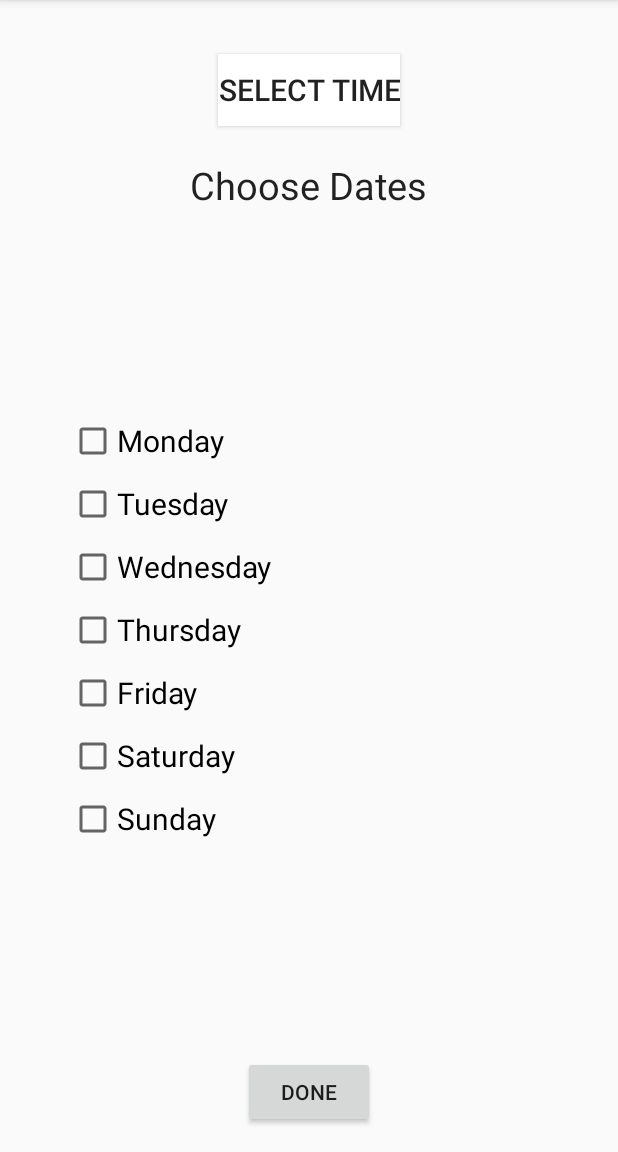
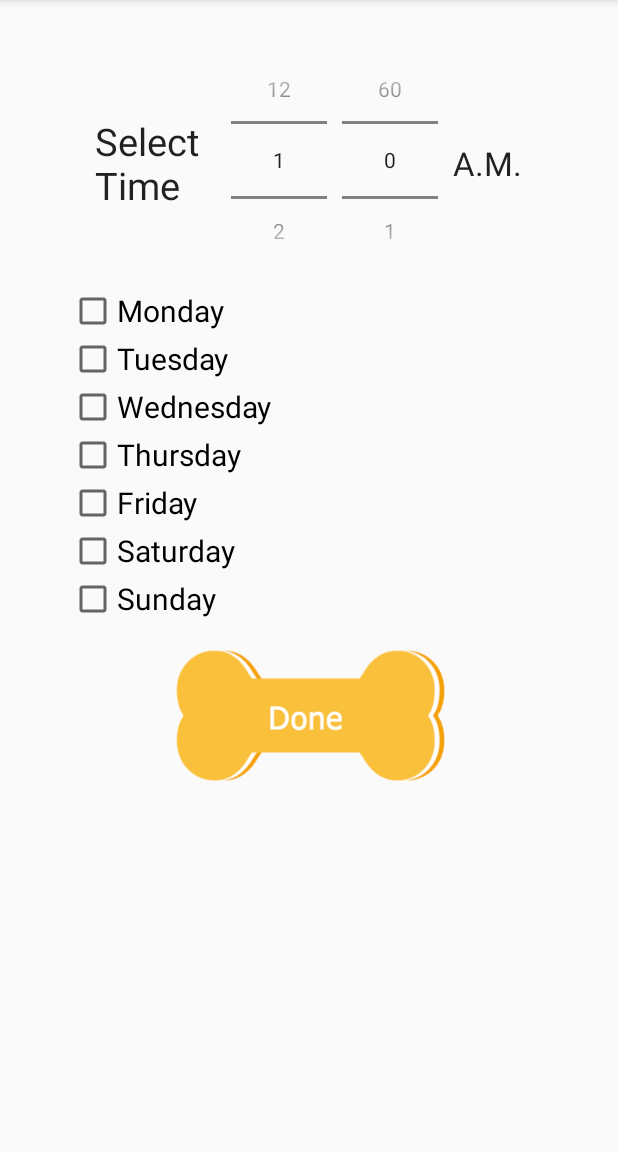
Before and after one commit to ksjung/Nibbles, an Android app: the fragment AddScheduleFragment placed in its activity, on a phone screen of 412 x 824 dp, the part 84-1236 px from its top. Run offline under Robolectric (Android 15) with nearby library versions, the light colour scheme and no system bars.

Commit message:
adding schedule

```diff
--- a/app/src/main/java/com/cmu/watchdog/nibbles/Fragments/AddScheduleFragment.java
+++ b/app/src/main/java/com/cmu/watchdog/nibbles/Fragments/AddScheduleFragment.java
@@ -3,20 +3,35 @@ package com.cmu.watchdog.nibbles.Fragments;
 import android.os.Bundle;
 import android.support.annotation.Nullable;
 import android.support.v4.app.Fragment;
+import android.support.v4.app.FragmentTransaction;
 import android.view.LayoutInflater;
 import android.view.View;
 import android.view.ViewGroup;
+import android.widget.AdapterView;
+import android.widget.Button;
+import android.widget.ImageButton;
 import android.widget.ListView;
+import android.widget.NumberPicker;
 
 import com.cmu.watchdog.nibbles.MainActivity;
 import com.cmu.watchdog.nibbles.R;
+import com.cmu.watchdog.nibbles.models.Device;
+import com.cmu.watchdog.nibbles.models.Pet;
 
 import java.sql.SQLException;
+import java.util.List;
 
 /**
  * Created by Helen on 4/5/16.
  */
 public class AddScheduleFragment extends Fragment {
+
+    Fragment frag;
+    FragmentTransaction fragTransaction;
+
+    NumberPicker hourPicker;
+    NumberPicker minutePicker;
+
     public AddScheduleFragment() {
 
     }
@@ -26,9 +41,58 @@ public class AddScheduleFragment extends Fragment {
     public View onCreateView(LayoutInflater inflater, ViewGroup container, Bundle savedInstanceState) {
         View view = inflater.inflate(R.layout.add_schedule, container, false);
 
+        MainActivity activity = (MainActivity) getActivity();
+
+        hourPicker = (NumberPicker) view.findViewById(R.id.hourPicker);
+        minutePicker = (NumberPicker) view.findViewById(R.id.minutePicker);
+
+        hourPicker.setMinValue(1); //from array first value
+        hourPicker.setMaxValue(12);
+        hourPicker.setWrapSelectorWheel(true);
+
+        minutePicker.setMinValue(0);
+        minutePicker.setMaxValue(60);
+        minutePicker.setWrapSelectorWheel(true);
 
 
+        ImageButton doneButton = (ImageButton) view.findViewById(R.id.doneButton);
+        doneBtnListener(doneButton);
         return view;
     }
 
+    private void doneBtnListener(ImageButton doneButton) {
+        doneButton.setOnClickListener(new View.OnClickListener() {
+            @Override
+            public void onClick(View v) {
+
+                int hour = hourPicker.getValue();
+                int minute = minutePicker.getValue();
+
+                int time = hour * 60 + minute;
+
+                MainActivity activity = (MainActivity) getActivity();
+                Pet pet = activity.getSelectedPet();
+                Device device = activity.getSelectedDevice();
+
+                try {
+                    String query = String.format("INSERT INTO watchdog.commands VALUES (null, %s, 'feed now', %d, null)", device.getDevice_id(), time);
+                    activity.sendCommand(query);
+                    System.out.println("~~~~~~~~~~~~~~~~~~~~~~~~~~~~~~~~~~~");
+                    System.out.println("SENDING COMMAND");
+                    System.out.println(query);
+                    System.out.println("~~~~~~~~~~~~~~~~~~~~~~~~~~~~~~~~~~~");
+                } catch (SQLException e) {
+                    System.out.println("..................................");
+                    System.out.println("SQL EXCEPTION");
+                    System.out.println("..................................");
+                    e.printStackTrace();
+                }
+
+                frag = new ScheduleFragment();
+                fragTransaction = getFragmentManager().beginTransaction().replace(R.id.content_frame, frag);
+                fragTransaction.commit();
+            }
+        });
+    }
+
 }
--- a/app/src/main/java/com/cmu/watchdog/nibbles/Fragments/ScheduleFragment.java
+++ b/app/src/main/java/com/cmu/watchdog/nibbles/Fragments/ScheduleFragment.java
@@ -61,7 +61,7 @@ public class ScheduleFragment extends Fragment {
             @Override
             public void onClick(View v) {
 
-                frag = new AddScheduleFragment();
+                frag = new SelectPetToFeedFragment();
                 fragTransaction = getFragmentManager().beginTransaction().replace(R.id.content_frame, frag);
                 fragTransaction.commit();
             }
--- a/app/src/main/java/com/cmu/watchdog/nibbles/Fragments/WebCamViewFragment.java
+++ b/app/src/main/java/com/cmu/watchdog/nibbles/Fragments/WebCamViewFragment.java
@@ -28,7 +28,7 @@ public class WebCamViewFragment extends Fragment {
         webView = (WebView) view.findViewById(R.id.webCamView);
         webView.setWebViewClient(new MyWebViewClient());
 
-        String url = "http://www.google.com";
+        String url = "http://128.237.224.100/html/";
         webView.getSettings().setJavaScriptEnabled(true);
         webView.loadUrl(url);
 
--- a/app/src/main/res/layout/add_schedule.xml
+++ b/app/src/main/res/layout/add_schedule.xml
@@ -8,22 +8,60 @@
     <!-- TODO: Update blank fragment layout -->
 
 
+    <LinearLayout
+        android:orientation="vertical"
+        android:layout_width="match_parent"
+        android:layout_height="match_parent"
+        android:layout_gravity="left|top"
+        android:weightSum="1">
+
+        <LinearLayout
+            android:orientation="horizontal"
+            android:layout_width="wrap_content"
+            android:layout_height="145dp"
+            android:layout_gravity="center_horizontal"
+            android:layout_marginTop="20dp">
+
             <TextView
                 android:layout_width="wrap_content"
                 android:layout_height="wrap_content"
                 android:textAppearance="?android:attr/textAppearanceLarge"
-        android:text="Choose Dates"
+                android:text="Select \nTime"
                 android:id="@+id/textView3"
-        android:layout_gravity="center_horizontal|top"
-        android:layout_marginTop="90dp"
-        android:textSize="25dp" />
+                android:layout_weight="0.04"
+                android:textSize="25dp"
+                android:layout_gravity="center_vertical"
+                android:layout_marginRight="15dp" />
+
+            <NumberPicker
+                android:layout_width="wrap_content"
+                android:layout_height="141dp"
+                android:id="@+id/hourPicker"
+                android:layout_gravity="center_horizontal" />
+
+            <NumberPicker
+                android:layout_width="wrap_content"
+                android:layout_height="141dp"
+                android:id="@+id/minutePicker"
+                android:layout_gravity="center_horizontal"
+                android:layout_margin="10dp" />
+
+            <TextView
+                android:layout_width="wrap_content"
+                android:layout_height="wrap_content"
+                android:textAppearance="?android:attr/textAppearanceLarge"
+                android:text="A.M."
+                android:id="@+id/textView6"
+                android:layout_gravity="center_vertical" />
+
+        </LinearLayout>
 
         <LinearLayout
             android:orientation="vertical"
             android:layout_width="match_parent"
-        android:layout_height="311dp"
+            android:layout_height="wrap_content"
             android:layout_gravity="center"
-        android:layout_marginTop="40dp">
+            android:layout_marginTop="10dp">
 
             <CheckBox
                 android:layout_width="wrap_content"
@@ -33,7 +71,7 @@
                 android:layout_gravity="left|center_vertical"
                 android:textSize="20dp"
                 android:layout_marginLeft="30dp"
-            android:layout_marginTop="10dp" />
+                android:checked="false" />
 
             <CheckBox
                 android:layout_width="wrap_content"
@@ -42,7 +80,6 @@
                 android:id="@+id/tuesday"
                 android:textSize="20dp"
                 android:layout_marginLeft="30dp"
-            android:layout_marginTop="10dp"
                 android:checked="false" />
 
             <CheckBox
@@ -52,7 +89,6 @@
                 android:id="@+id/wednesday"
                 android:textSize="20dp"
                 android:layout_marginLeft="30dp"
-            android:layout_marginTop="10dp"
                 android:checked="false" />
 
             <CheckBox
@@ -62,7 +98,6 @@
                 android:id="@+id/thursday"
                 android:textSize="20dp"
                 android:layout_marginLeft="30dp"
-            android:layout_marginTop="10dp"
                 android:checked="false" />
 
             <CheckBox
@@ -72,7 +107,6 @@
                 android:id="@+id/friday"
                 android:textSize="20dp"
                 android:layout_marginLeft="30dp"
-            android:layout_marginTop="10dp"
                 android:checked="false" />
 
             <CheckBox
@@ -82,7 +116,6 @@
                 android:id="@+id/saturday"
                 android:textSize="20dp"
                 android:layout_marginLeft="30dp"
-            android:layout_marginTop="10dp"
                 android:checked="false" />
 
             <CheckBox
@@ -92,27 +125,19 @@
                 android:id="@+id/sunday"
                 android:textSize="20dp"
                 android:layout_marginLeft="30dp"
-            android:layout_marginTop="10dp"
                 android:checked="false" />
         </LinearLayout>
 
-    <Button
-        android:layout_width="wrap_content"
-        android:layout_height="wrap_content"
-        android:text="Done"
-        android:id="@+id/done"
-        android:layout_gravity="center_horizontal|bottom" />
+        <ImageButton
+            android:layout_width="185dp"
+            android:layout_height="93dp"
+            android:id="@+id/doneButton"
+            android:layout_gravity="center_horizontal"
+            android:scaleType="fitXY"
+            android:background="@android:color/transparent"
+            android:src="@drawable/done_button"
+            android:layout_marginTop="15dp" />
 
-    <Button
-        android:layout_width="wrap_content"
-        android:layout_height="wrap_content"
-        android:text="Select Time"
-        android:id="@+id/timeButton"
-        android:layout_gravity="center_horizontal|top"
-        android:background="#ffffff"
-        android:layout_marginTop="20dp"
-        android:textSize="20dp"
-        android:clickable="true"
-        android:onClick="showDatePickerDialog" />
+    </LinearLayout>
 
 </FrameLayout>
```
Also changed, not shown: app/src/main/java/com/cmu/watchdog/nibbles/Fragments/SelectPetToFeedFragment.java (added, +75 -0 lines), app/src/main/java/com/cmu/watchdog/nibbles/MainActivity.java (+18 -0 lines), app/src/main/res/layout/fragment_schedule.xml (+5 -6 lines). Lines whose indentation alone changed are shown as unchanged.
